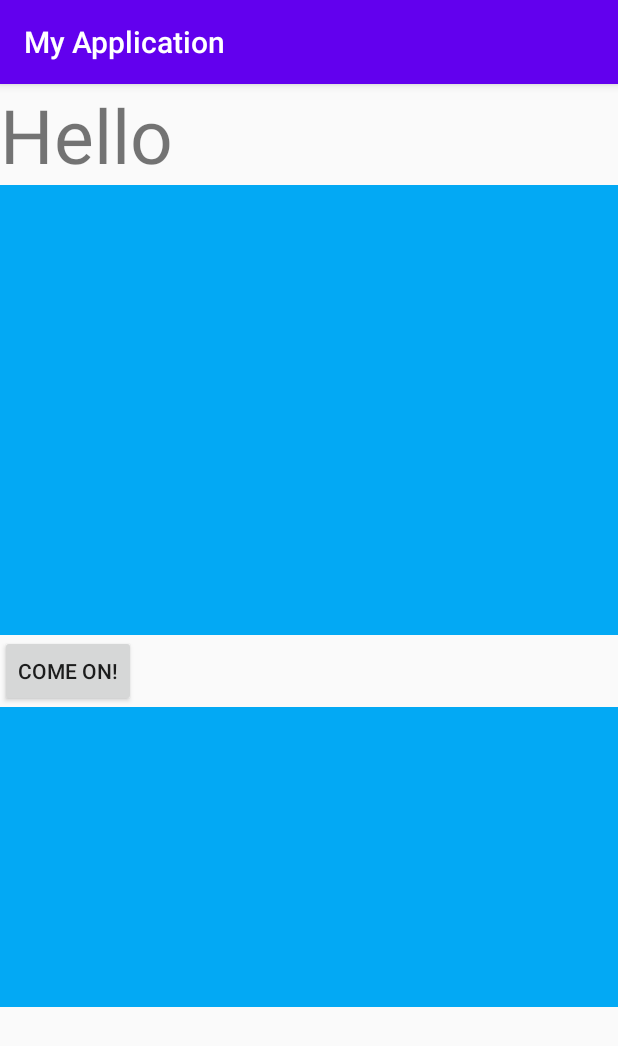
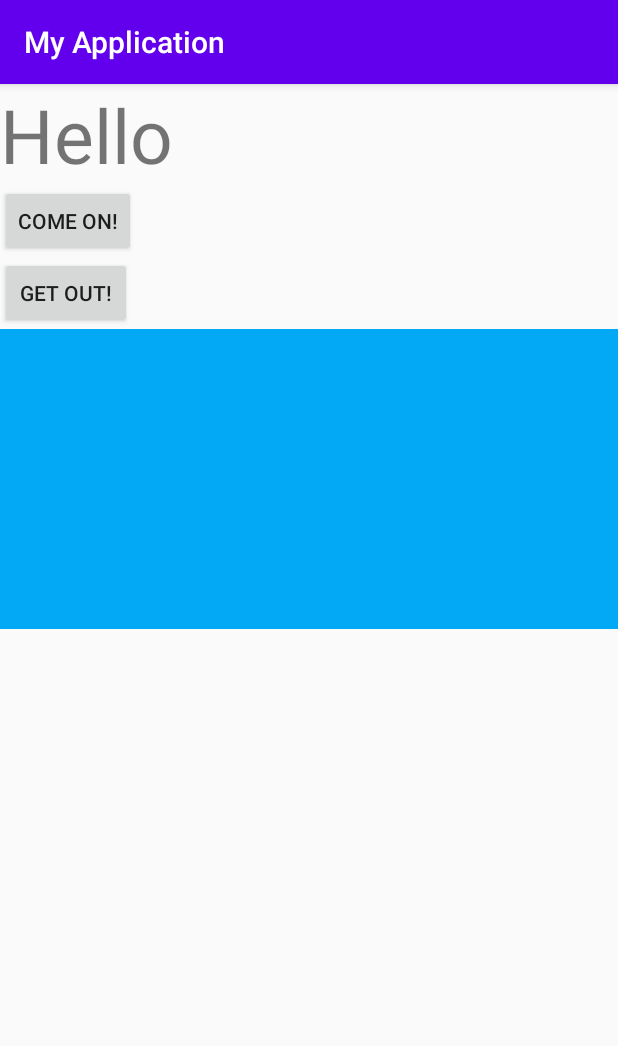
Before and after one commit to junmin-Chang/kotlinPractice, an Android app: the screen it shows after launch (FragmentActivity), after a tap on "COME ON!", on a phone screen of 412 x 824 dp. Shown: the top 1046 px of the screen. Run offline under Robolectric (Android 15) with nearby library versions, the phone set to English and light mode, and no system bars.

Commit message:
fragment_3

```diff
--- a/app/src/main/java/com/example/myapplication/FragmentActivity.kt
+++ b/app/src/main/java/com/example/myapplication/FragmentActivity.kt
@@ -15,9 +15,17 @@ class FragmentActivity : AppCompatActivity() {
         Log.d("Life_Cycle", "onCreate")
 
 
+        val fragmentOne: FragmentOne = FragmentOne()
+
+        // 프라그먼트에 data를 넣어주는 방법
+        val bundle: Bundle = Bundle()
+        bundle.putString("hello", "Hello")
+        fragmentOne.arguments = bundle
+
+
         Button.setOnClickListener {
             // 프라그먼트를 동적으로 작동하는 방법
-            val fragmentOne : FragmentOne = FragmentOne()
+
             val fragmentManager = supportFragmentManager
 
 
@@ -31,8 +39,17 @@ class FragmentActivity : AppCompatActivity() {
             // commit   ->  시간 될 때 해(좀더 안정적)
             // commitnow    -> 지금 당장해
         }
+
+
+        Button2.setOnClickListener {
+
+            // 프라그먼트 remove/ detach 하는 방
+            val fragmentManager = supportFragmentManager
+            val fragmentTransaction2 = fragmentManager.beginTransaction()
+            fragmentTransaction2.detach(fragmentOne)
+            fragmentTransaction2.commit()
+        }
     }
-
 
 
     override fun onStart() {
--- a/app/src/main/java/com/example/myapplication/FragmentOne.kt
+++ b/app/src/main/java/com/example/myapplication/FragmentOne.kt
@@ -42,6 +42,10 @@ class FragmentOne : Fragment() {
 
     override fun onActivityCreated(savedInstanceState: Bundle?) {
         Log.d("Life_Cycle", "F onActivityCreated")
+        val data = arguments?.getString("hello")
+
+
+        Log.d("data", ""+ data)
         super.onActivityCreated(savedInstanceState)
     }
 
--- a/app/src/main/res/layout/activity_fragment.xml
+++ b/app/src/main/res/layout/activity_fragment.xml
@@ -16,17 +16,23 @@
         android:textSize="50dp"/>
 
 
-   <fragment
-       android:id="@+id/fragment_one"
-       android:name="FragmentOne"
-       android:layout_width="match_parent"
-       android:layout_height="300dp"/>
+<!--   <fragment-->
+<!--       android:id="@+id/fragment_one"-->
+<!--       android:name="FragmentOne"-->
+<!--       android:layout_width="match_parent"-->
+<!--       android:layout_height="300dp"/>-->
 
     <Button
         android:id="@+id/Button"
         android:layout_width="wrap_content"
         android:layout_height="wrap_content"
         android:text="come on!"/>
+
+    <Button
+        android:id="@+id/Button2"
+        android:layout_width="wrap_content"
+        android:layout_height="wrap_content"
+        android:text="get out!"/>
 
     <LinearLayout
         android:layout_width="match_parent"
```
Also changed, not shown: app/src/main/res/layout/fragment_two.xml (added, +7 -0 lines).
